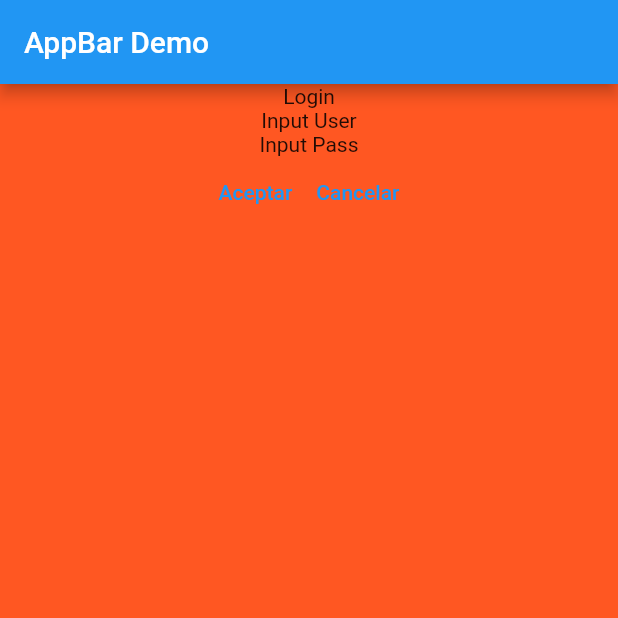
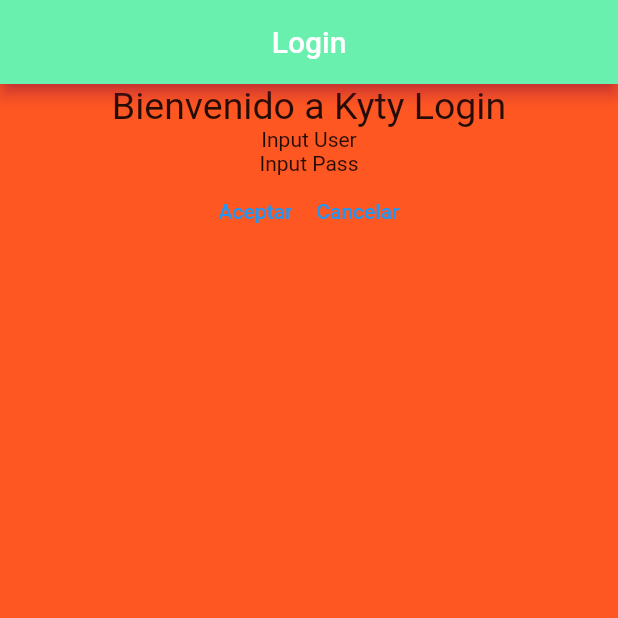
Before and after one commit to 4yony4/kyty, a Flutter app: the screen it shows after launch, on a phone screen of 412 x 824 dp, the top half of it. Run offline on Flutter 3.47's test engine with Material 2 defaults, Android fonts, the phone set to English and light mode, and no system bars.

```diff
--- a/lib/OnBoarding/LoginView.dart
+++ b/lib/OnBoarding/LoginView.dart
@@ -11,7 +11,7 @@ class LoginView extends StatelessWidget{
 
 
     Column columna = Column(children: [
-      Text("Login"),
+      Text("Bienvenido a Kyty Login",style: TextStyle(fontSize: 25)),
       Text("Input User"),
       Text("Input Pass"),
       Row(mainAxisAlignment: MainAxisAlignment.center,
@@ -24,7 +24,10 @@ class LoginView extends StatelessWidget{
     ],);
 
     AppBar appBar = AppBar(
-      title: const Text('AppBar Demo'),
+      title: const Text('Login'),
+      centerTitle: true,
+      shadowColor: Colors.pink,
+      backgroundColor: Colors.greenAccent,
     );
 
     Scaffold scaf=Scaffold(body: columna,
--- a/pubspec.yaml
+++ b/pubspec.yaml
@@ -19,7 +19,7 @@ publish_to: 'none' # Remove this line if you wish to publish to pub.dev
 version: 1.0.0+1
 
 environment:
-  sdk: '>=3.1.1 <4.0.0'
+  sdk: '>=3.1.0 <4.0.0'
 
 # Dependencies specify other packages that your package needs in order to work.
 # To automatically upgrade your package dependencies to the latest versions
```
